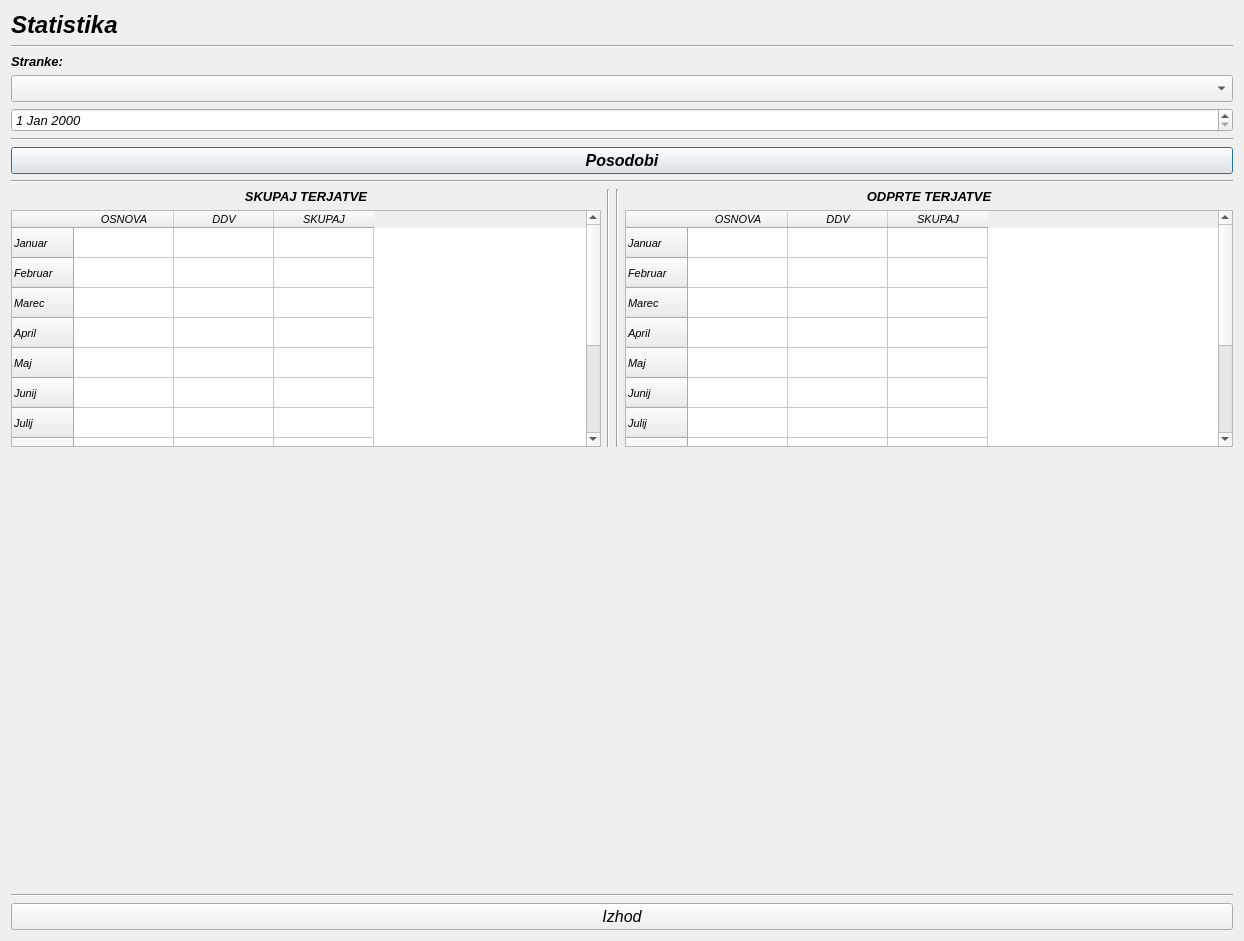
This is statistic.ui in MaxMaxy/racun as Qt 5 draws it before an edit. The edited form follows.
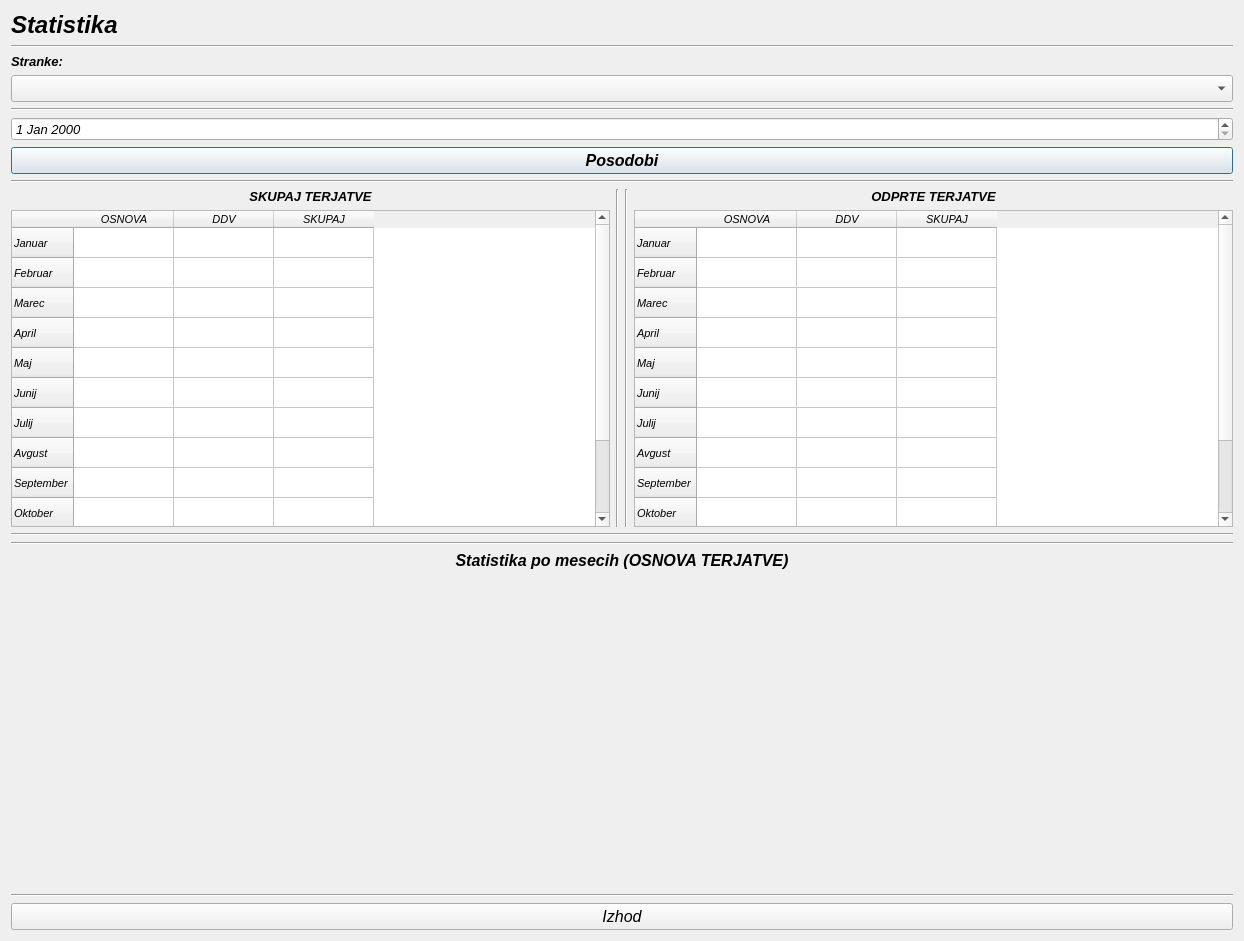
This is the edited form. Custom widgets are drawn as their Qt base class.

What changed in the file:
```diff
--- a/statistic.ui
+++ b/statistic.ui
@@ -22,13 +22,9 @@
   </property>
   <layout class="QGridLayout" name="gridLayout">
    <item row="0" column="0">
-    <layout class="QVBoxLayout" name="verticalLayout_11">
+    <layout class="QVBoxLayout" name="verticalLayout_7">
      <item>
-      <layout class="QVBoxLayout" name="verticalLayout_9">
-       <item>
-        <layout class="QVBoxLayout" name="verticalLayout_5">
-         <item>
-          <layout class="QVBoxLayout" name="verticalLayout_4">
+      <layout class="QVBoxLayout" name="verticalLayout">
            <item>
             <widget class="QLabel" name="label">
              <property name="font">
@@ -57,9 +53,12 @@
              </property>
             </widget>
            </item>
-           <item>
-            <layout class="QVBoxLayout" name="verticalLayout"/>
-           </item>
+      </layout>
+     </item>
+     <item>
+      <layout class="QHBoxLayout" name="horizontalLayout">
+       <item>
+        <layout class="QVBoxLayout" name="verticalLayout_2">
            <item>
             <widget class="QLabel" name="label_4">
              <property name="font">
@@ -90,15 +89,10 @@
              </property>
             </widget>
            </item>
-           <item>
-            <widget class="QDateEdit" name="dateEdit"/>
-           </item>
           </layout>
          </item>
         </layout>
        </item>
-       <item>
-        <layout class="QVBoxLayout" name="verticalLayout_8">
          <item>
           <widget class="Line" name="line_3">
            <property name="font">
@@ -112,9 +106,12 @@
           </widget>
          </item>
          <item>
-          <layout class="QVBoxLayout" name="verticalLayout_7">
-           <item>
-            <layout class="QVBoxLayout" name="verticalLayout_3">
+      <widget class="QDateEdit" name="dateEdit">
+       <property name="enabled">
+        <bool>true</bool>
+       </property>
+      </widget>
+     </item>
              <item>
               <widget class="QPushButton" name="pushButton_isci">
                <property name="font">
@@ -143,14 +140,10 @@
                </property>
               </widget>
              </item>
-            </layout>
-           </item>
-           <item>
-            <layout class="QHBoxLayout" name="horizontalLayout_3">
              <item>
               <layout class="QHBoxLayout" name="horizontalLayout_2">
                <item>
-                <layout class="QVBoxLayout" name="verticalLayout_2">
+        <layout class="QVBoxLayout" name="verticalLayout_5">
                  <item>
                   <widget class="QLabel" name="label_3">
                    <property name="font">
@@ -265,8 +258,6 @@
                 </layout>
                </item>
                <item>
-                <layout class="QHBoxLayout" name="horizontalLayout">
-                 <item>
                   <widget class="Line" name="line_7">
                    <property name="font">
                     <font>
@@ -290,12 +281,8 @@
                    </property>
                   </widget>
                  </item>
-                </layout>
-               </item>
-              </layout>
-             </item>
              <item>
-              <layout class="QVBoxLayout" name="verticalLayout_6">
+        <layout class="QVBoxLayout" name="verticalLayout_4">
                <item>
                 <widget class="QLabel" name="label_2">
                  <property name="font">
@@ -411,11 +398,38 @@
              </item>
             </layout>
            </item>
-          </layout>
-         </item>
-        </layout>
-       </item>
-      </layout>
+     <item>
+      <widget class="Line" name="line_5">
+       <property name="orientation">
+        <enum>Qt::Horizontal</enum>
+       </property>
+      </widget>
+     </item>
+     <item>
+      <widget class="Line" name="line_8">
+       <property name="orientation">
+        <enum>Qt::Horizontal</enum>
+       </property>
+      </widget>
+     </item>
+     <item>
+      <layout class="QVBoxLayout" name="verticalLayout_6">
+       <item>
+        <widget class="QLabel" name="label_5">
+         <property name="font">
+          <font>
+           <pointsize>12</pointsize>
+           <weight>75</weight>
+           <bold>true</bold>
+          </font>
+         </property>
+         <property name="text">
+          <string>Statistika po mesecih (OSNOVA TERJATVE)</string>
+         </property>
+         <property name="alignment">
+          <set>Qt::AlignCenter</set>
+         </property>
+        </widget>
      </item>
      <item>
       <widget class="QCustomPlot" name="plot" native="true">
@@ -440,8 +454,8 @@
        </property>
       </widget>
      </item>
-     <item>
-      <layout class="QVBoxLayout" name="verticalLayout_10">
+      </layout>
+     </item>
        <item>
         <widget class="Line" name="line_2">
          <property name="font">
@@ -471,8 +485,6 @@
       </layout>
      </item>
     </layout>
-   </item>
-  </layout>
  </widget>
  <customwidgets>
   <customwidget>
```
Left out of the diff: 4 changed lines with no effect on the pictures. Lines whose indentation alone changed are shown as unchanged.
